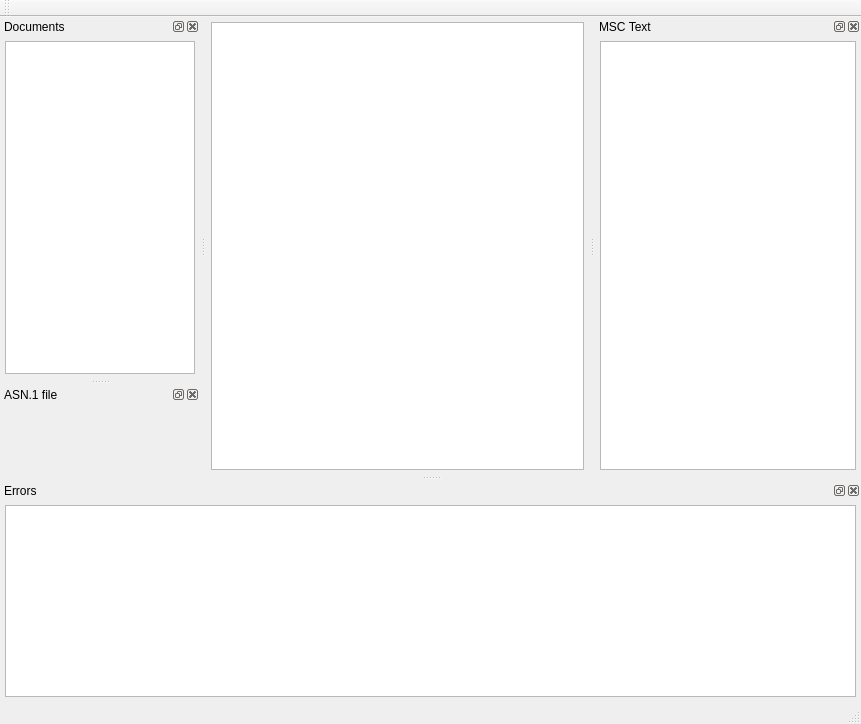
esa/spacecreator, file src/applications/msceditor/msceditor/mainwindow.ui: the form before one commit.
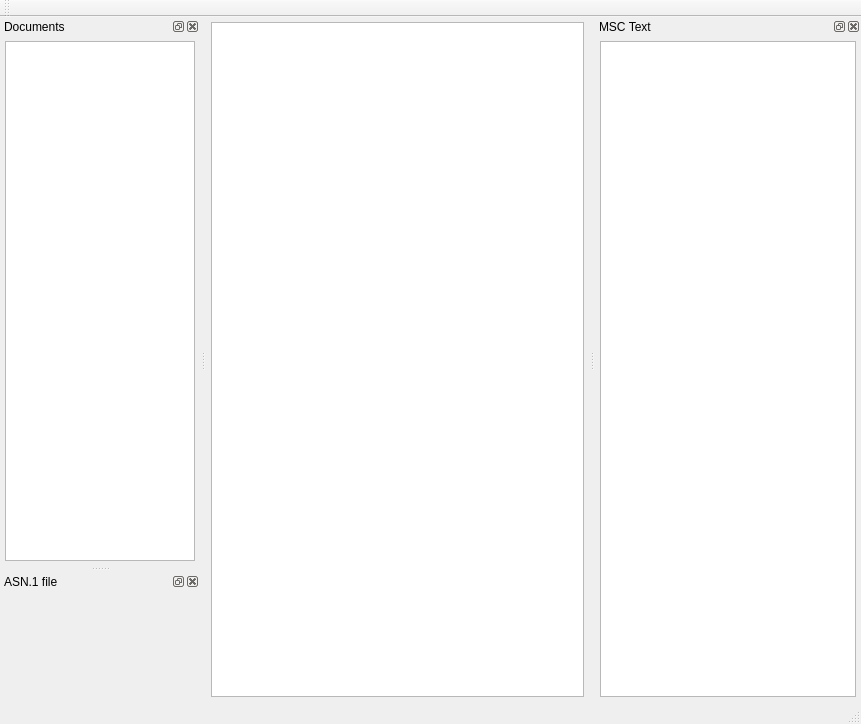
The form after the commit. Custom widgets are drawn as their Qt base class.

Commit message: #24 Remove custom logging and the error view from the MSCeditor

What changed in the file:
```diff
--- a/src/applications/msceditor/msceditor/mainwindow.ui
+++ b/src/applications/msceditor/msceditor/mainwindow.ui
@@ -83,7 +83,7 @@
    <property name="minimumSize">
     <size>
      <width>200</width>
-     <height>117</height>
+     <height>123</height>
     </size>
    </property>
    <property name="maximumSize">
@@ -146,57 +146,11 @@
     </layout>
    </widget>
   </widget>
-  <widget class="QDockWidget" name="dockWidgetErrors">
-   <property name="floating">
-    <bool>false</bool>
-   </property>
-   <property name="windowTitle">
-    <string>Errors</string>
-   </property>
-   <attribute name="dockWidgetArea">
-    <number>8</number>
-   </attribute>
-   <widget class="QWidget" name="dockWidgetErrorsContents">
-    <layout class="QVBoxLayout" name="verticalLayout" stretch="0">
-     <property name="spacing">
-      <number>5</number>
-     </property>
-     <property name="sizeConstraint">
-      <enum>QLayout::SetMinimumSize</enum>
-     </property>
-     <property name="leftMargin">
-      <number>5</number>
-     </property>
-     <property name="topMargin">
-      <number>5</number>
-     </property>
-     <property name="rightMargin">
-      <number>5</number>
-     </property>
-     <property name="bottomMargin">
-      <number>5</number>
-     </property>
-     <item>
-      <widget class="QPlainTextEdit" name="errorTextEdit">
-       <property name="sizePolicy">
-        <sizepolicy hsizetype="Preferred" vsizetype="Preferred">
-         <horstretch>0</horstretch>
-         <verstretch>0</verstretch>
-        </sizepolicy>
-       </property>
-       <property name="readOnly">
-        <bool>true</bool>
-       </property>
-      </widget>
-     </item>
-    </layout>
-   </widget>
-  </widget>
   <widget class="QDockWidget" name="dockWidgetMscText">
    <property name="minimumSize">
     <size>
-     <width>89</width>
-     <height>111</height>
+     <width>97</width>
+     <height>123</height>
     </size>
    </property>
    <property name="windowTitle">
```
Left out of the diff: 2 changed lines with no effect on the pictures. The commit also changes 3 other files.
